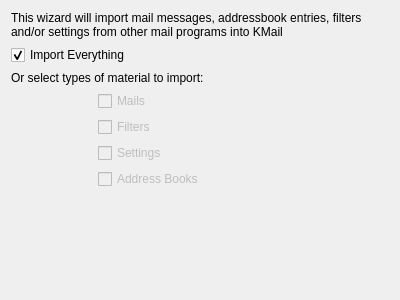
Old version of the form importwizard/ui/selectcomponentpage.ui in the repository chusopr/kdepim-ktimetracker-akonadi.
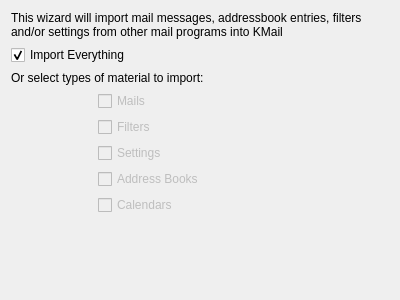
New version of the form.

```diff
--- a/importwizard/ui/selectcomponentpage.ui
+++ b/importwizard/ui/selectcomponentpage.ui
@@ -68,6 +68,16 @@
          </property>
         </widget>
        </item>
+       <item>
+        <widget class="QCheckBox" name="calendars">
+         <property name="enabled">
+          <bool>false</bool>
+         </property>
+         <property name="text">
+          <string>Calendars</string>
+         </property>
+        </widget>
+       </item>
       </layout>
      </item>
     </layout>
```
